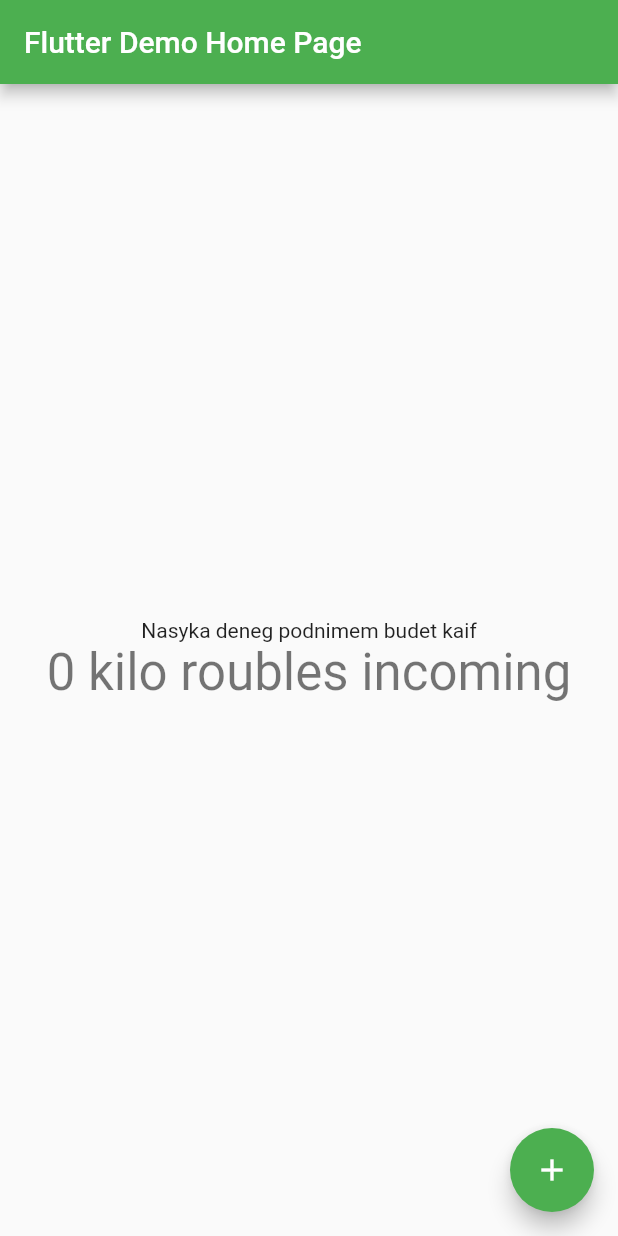
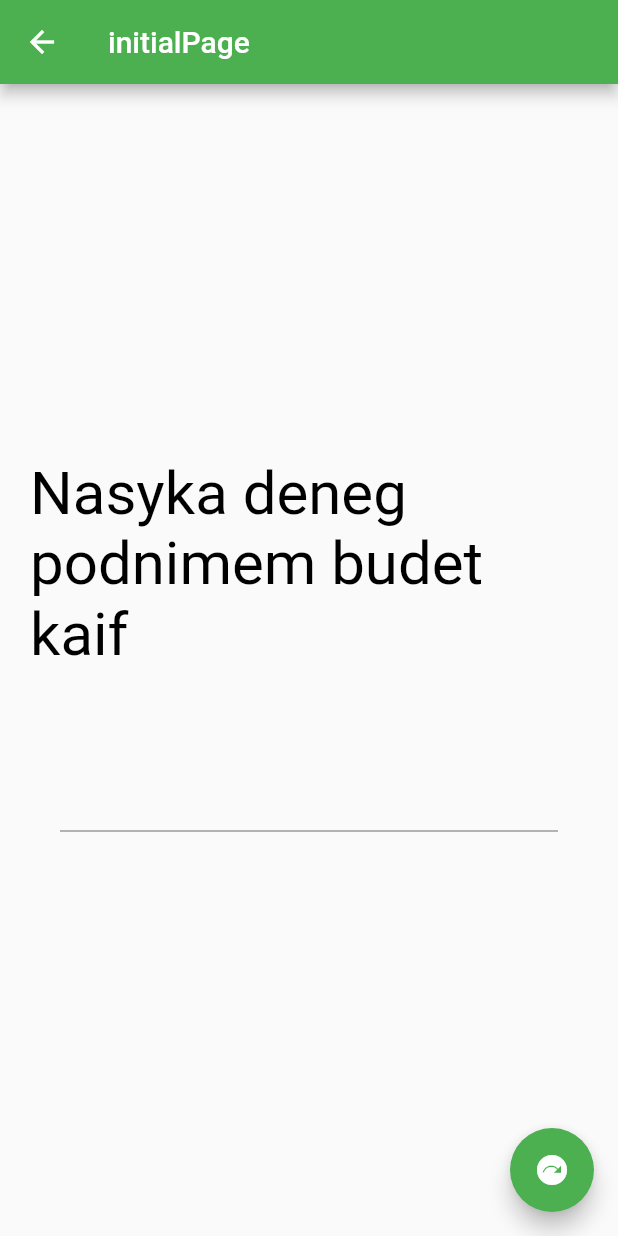
Before and after one commit to Revolt9k/flutterApp, a Flutter app: the screen it shows after launch, on a phone screen of 412 x 824 dp. Run offline on Flutter 3.47's test engine with Material 2 defaults, Android fonts, the phone set to English and light mode, and no system bars; our stand-ins replace firebase_core, shared_preferences; accounts and stored records are empty.

Commit message:
aaded pages

```diff
--- a/lib/main.dart
+++ b/lib/main.dart
@@ -1,11 +1,26 @@
 import 'package:flutter/material.dart';
+import 'package:flutter_hello/infoPage.dart';
+import 'package:flutter_hello/profilePage.dart';
+import 'package:shared_preferences/shared_preferences.dart';
+
+const String profileNameKey = 'PROFILE_NAME';
 
 void main() {
-  runApp(const MyApp());
+  _prepareAndRun();
+}
+
+Future<void> _prepareAndRun() async {
+  WidgetsFlutterBinding.ensureInitialized();
+  SharedPreferences prefs = await SharedPreferences.getInstance();
+  final profileName = prefs.getString(profileNameKey);
+
+  return runApp(MyApp(profileName: profileName));
 }
 
 class MyApp extends StatelessWidget {
-  const MyApp({Key? key}) : super(key: key);
+  final String? profileName;
+
+  const MyApp({this.profileName, Key? key}) : super(key: key);
 
   // This widget is the root of your application.
   @override
@@ -24,12 +39,23 @@ class MyApp extends StatelessWidget {
         // is not restarted.
         primarySwatch: Colors.green,
       ),
-      home: const MyHomePage(title: 'Flutter Demo Home Page'),
+      home: const MyHomePage(title: 'initialPage'),
+      routes: {
+        InfoPage.routeName: (BuildContext context) => const InfoPage(),
+        MyHomePage.routeName: (BuildContext context) => const MyHomePage(
+              title: 'initialPage',
+            ),
+        ProfilePage.routeName: (BuildContext context) => const ProfilePage(),
+      },
+      initialRoute:
+          profileName == null ? MyHomePage.routeName : ProfilePage.routeName,
     );
   }
 }
 
 class MyHomePage extends StatefulWidget {
+  static const routeName = '/main';
+
   const MyHomePage({Key? key, required this.title}) : super(key: key);
 
   // This widget is the home page of your application. It is stateful, meaning
@@ -48,68 +74,63 @@ class MyHomePage extends StatefulWidget {
 }
 
 class _MyHomePageState extends State<MyHomePage> {
+  final _controller = TextEditingController();
+
+  @override
+  void initState() {
+    super.initState();
+    _controller.addListener(() {
+      print(_controller.text);
+    });
+  }
+
   int _counter = 0;
 
-  void _incrementCounter() {
-    setState(() {
-      // This call to setState tells the Flutter framework that something has
-      // changed in this State, which causes it to rerun the build method below
-      // so that the display can reflect the updated values. If we changed
-      // _counter without calling setState(), then the build method would not be
-      // called again, and so nothing would appear to happen.
-      _counter++;
-    });
+  Future<void> _goNext() async {
+    Navigator.of(context).pushNamed(InfoPage.routeName);
+    SharedPreferences prefs = await SharedPreferences.getInstance();
+    prefs.setString(profileNameKey, _controller.text);
   }
 
   @override
   Widget build(BuildContext context) {
-    // This method is rerun every time setState is called, for instance as done
-    // by the _incrementCounter method above.
-    //
-    // The Flutter framework has been optimized to make rerunning build methods
-    // fast, so that you can just rebuild anything that needs updating rather
-    // than having to individually change instances of widgets.
     return Scaffold(
       appBar: AppBar(
-        // Here we take the value from the MyHomePage object that was created by
-        // the App.build method, and use it to set our appbar title.
         title: Text(widget.title),
       ),
       body: Center(
-        // Center is a layout widget. It takes a single child and positions it
-        // in the middle of the parent.
         child: Column(
-          // Column is also a layout widget. It takes a list of children and
-          // arranges them vertically. By default, it sizes itself to fit its
-          // children horizontally, and tries to be as tall as its parent.
-          //
-          // Invoke "debug painting" (press "p" in the console, choose the
-          // "Toggle Debug Paint" action from the Flutter Inspector in Android
-          // Studio, or the "Toggle Debug Paint" command in Visual Studio Code)
-          // to see the wireframe for each widget.
-          //
-          // Column has various properties to control how it sizes itself and
-          // how it positions its children. Here we use mainAxisAlignment to
-          // center the children vertically; the main axis here is the vertical
-          // axis because Columns are vertical (the cross axis would be
-          // horizontal).
           mainAxisAlignment: MainAxisAlignment.center,
           children: <Widget>[
-            const Text(
-              'Nasyka deneg podnimem budet kaif',
+            Padding(
+              padding: const EdgeInsets.all(20.0),
+              child: Hero(
+                tag: 'text',
+                child: const Text(
+                  'Nasyka deneg podnimem budet kaif',
+                  style: TextStyle(
+                      fontSize: 40,
+                      color: Colors.black,
+                      decoration: TextDecoration.none,
+                      fontWeight: FontWeight.normal),
+                ),
+              ),
             ),
-            Text(
-              '$_counter kilo roubles incoming',
-              style: Theme.of(context).textTheme.headline4,
+            Padding(
+              padding: const EdgeInsets.all(40),
+              child: TextField(
+                controller: _controller,
+                style: Theme.of(context).textTheme.bodyLarge,
+              ),
             ),
           ],
         ),
       ),
       floatingActionButton: FloatingActionButton(
-        onPressed: _incrementCounter,
+        onPressed: _goNext,
         tooltip: 'Increment',
-        child: const Icon(Icons.add),
-      ), // This trailing comma makes auto-formatting nicer for build methods.
+        child: const Icon(Icons.next_plan),
+      ),
     );
   }
 }
--- a/pubspec.yaml
+++ b/pubspec.yaml
@@ -3,7 +3,7 @@ description: A new Flutter project.
 
 # The following line prevents the package from being accidentally published to
 # pub.dev using `flutter pub publish`. This is preferred for private packages.
-publish_to: 'none' # Remove this line if you wish to publish to pub.dev
+publish_to: "none" # Remove this line if you wish to publish to pub.dev
 
 # The following defines the version and build number for your application.
 # A version number is three numbers separated by dots, like 1.2.43
@@ -30,11 +30,11 @@ dependencies:
   flutter:
     sdk: flutter
 
-
   # The following adds the Cupertino Icons font to your application.
   # Use with the CupertinoIcons class for iOS style icons.
   cupertino_icons: ^1.0.2
   firebase_core: ^1.19.1
+  shared_preferences: ^2.0.15
 
 dev_dependencies:
   flutter_test:
@@ -52,7 +52,6 @@ dev_dependencies:
 
 # The following section is specific to Flutter packages.
 flutter:
-
   # The following line ensures that the Material Icons font is
   # included with your application, so that you can use the icons in
   # the material Icons class.
```
Also changed, not shown: lib/infoPage.dart (added, +80 -0 lines), lib/profilePage.dart (added, +71 -0 lines), pubspec.lock, 1 other file.
